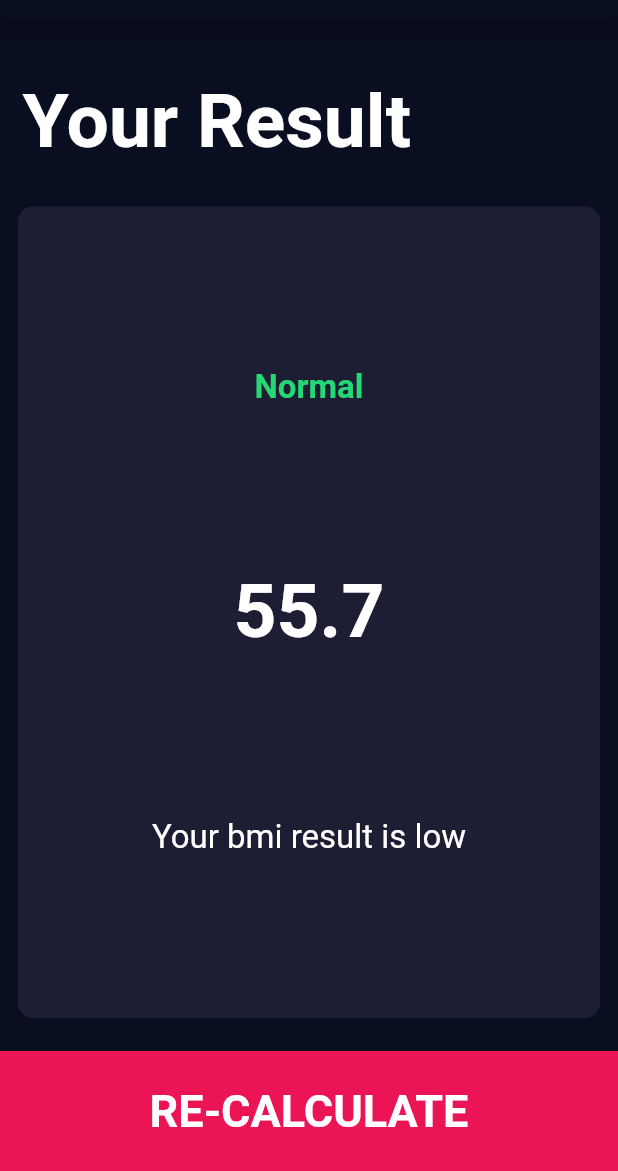
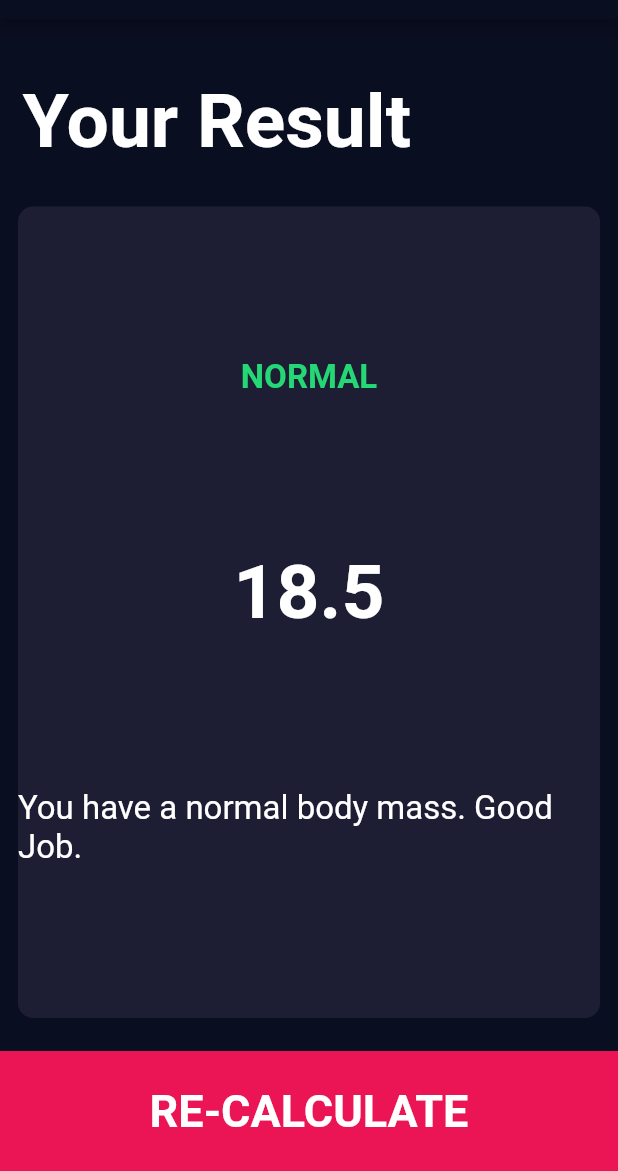
Before and after one commit to gaiyadev/bmi_calculator, a Flutter app: the screen it shows after launch, after a tap on "CALCULATE", on a phone screen of 412 x 824 dp, the part 65-1236 px from its top. Run offline on Flutter 3.47's test engine with Material 2 defaults, Android fonts, the phone set to English and light mode, and no system bars; our stand-ins replace font_awesome_flutter.

Commit message:
delivered a working app

```diff
--- /dev/null
+++ b/lib/calculator_brain.dart
@@ -0,0 +1,33 @@
+import 'dart:math';
+
+class CalculatorBrain {
+  final int height;
+  final int weight;
+  double _bmi;
+  CalculatorBrain({this.height, this.weight});
+
+  String calculateBMI() {
+    _bmi = weight / pow(height / 100, 2);
+    return _bmi.toStringAsFixed(1);
+  }
+
+  String getResults() {
+    if (_bmi >= 25) {
+      return 'OverWeight';
+    } else if (_bmi > 18.5) {
+      return 'Normal';
+    } else {
+      return 'UnderWeight';
+    }
+  }
+
+  String getInterpretation() {
+    if (_bmi >= 25) {
+      return 'You have a higher than normal body mass. Try to exercise more';
+    } else if (_bmi > 18.5) {
+      return 'You have a normal body mass. Good Job.';
+    } else {
+      return 'You have a lower than normal body weight. You can eat a bit more.';
+    }
+  }
+}
--- a/lib/home.dart
+++ b/lib/home.dart
@@ -6,6 +6,7 @@ import 'reusableCard.dart';
 import 'constants.dart';
 import 'bottom_button.dart';
 import 'roundIconButton.dart';
+import 'calculator_brain.dart';
 
 enum Gender { male, female }
 
@@ -219,9 +220,17 @@ class _InputPageState extends State<InputPage> {
             colour: kBottomContainerColor,
             text: 'CALCULATE',
             onTap: () {
+              CalculatorBrain calc =
+                  CalculatorBrain(height: height, weight: weight);
               Navigator.push(
                 context,
-                MaterialPageRoute(builder: (context) => ResultPage()),
+                MaterialPageRoute(
+                  builder: (context) => ResultPage(
+                    bmiResult: calc.calculateBMI(),
+                    resultText: calc.getResults(),
+                    interpretation: calc.getInterpretation(),
+                  ),
+                ),
               );
             },
           ),
--- a/lib/result_page.dart
+++ b/lib/result_page.dart
@@ -1,11 +1,18 @@
 import 'package:bmi_app/constants.dart';
 import 'package:bmi_app/reusableCard.dart';
-import 'package:bmi_app/reuseableIcon.dart';
 import 'package:flutter/cupertino.dart';
 import 'package:flutter/material.dart';
 import 'bottom_button.dart';
 
 class ResultPage extends StatelessWidget {
+  final String bmiResult;
+  final String resultText;
+  final String interpretation;
+  ResultPage(
+      {@required this.bmiResult,
+      @required this.interpretation,
+      @required this.resultText});
+
   @override
   Widget build(BuildContext context) {
     return Scaffold(
@@ -35,15 +42,15 @@ class ResultPage extends StatelessWidget {
                   crossAxisAlignment: CrossAxisAlignment.center,
                   children: [
                     Text(
-                      'Normal',
+                      resultText.toUpperCase(),
                       style: keResultTextStyle,
                     ),
                     Text(
-                      '55.7',
+                      bmiResult,
                       style: kBmiTextStyle,
                     ),
                     Text(
-                      'Your bmi result is low',
+                      interpretation,
                       style: kBodyTextStyle,
                     ),
                   ],
```
